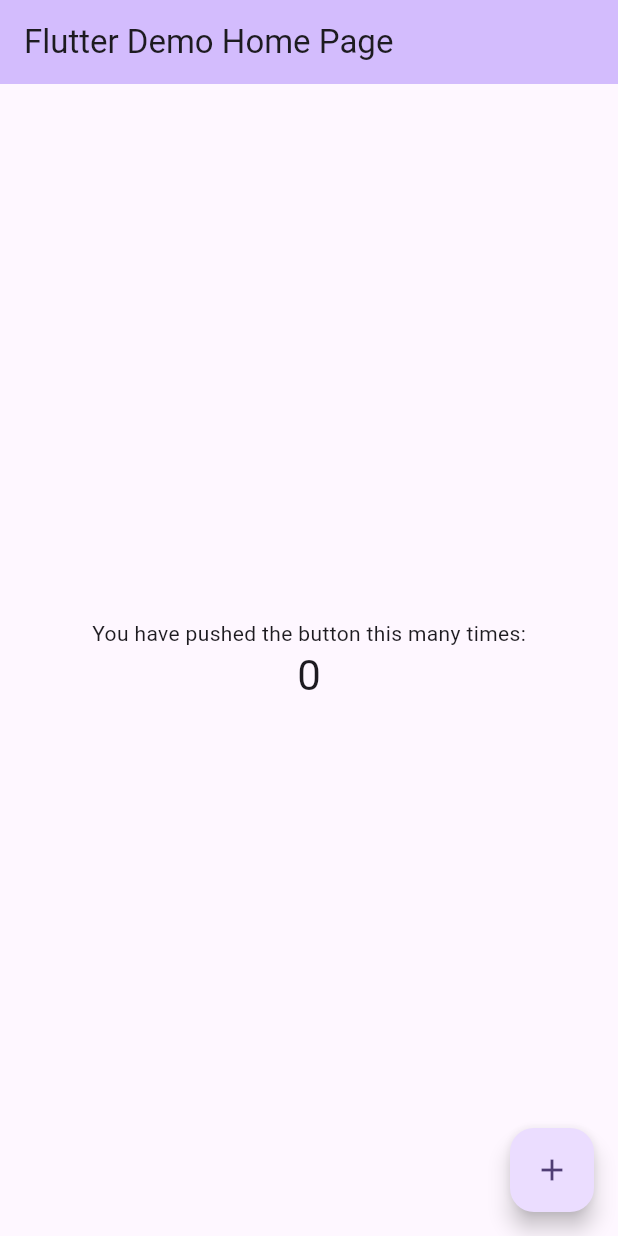
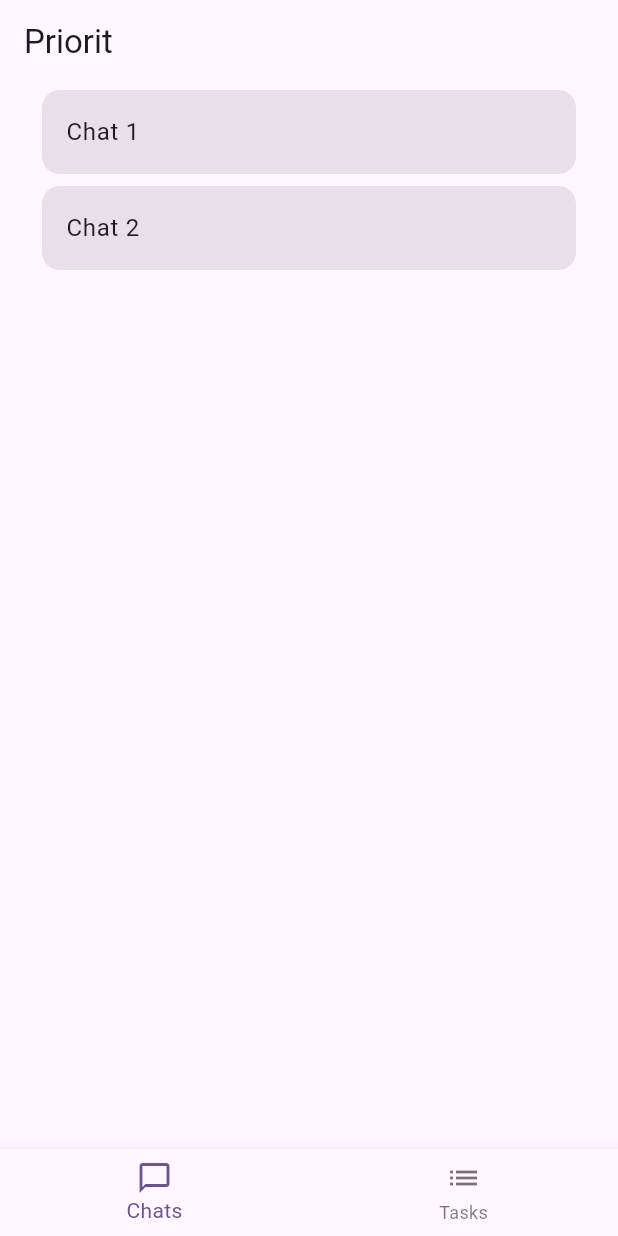
Before and after one commit to MontyCoder0701/priorit, a Flutter app: the screen it shows after launch, on a phone screen of 412 x 824 dp. Run offline on Flutter 3.47's test engine with Material 3 defaults, Android fonts, the phone set to English and light mode, and no system bars.

Commit message:
feat: 초기 화면 추가

```diff
--- /dev/null
+++ b/lib/chat.screen.dart
@@ -0,0 +1,35 @@
+import 'package:flutter/material.dart';
+
+class ChatScreen extends StatefulWidget {
+  const ChatScreen({super.key});
+
+  @override
+  State<ChatScreen> createState() => _ChatScreenState();
+}
+
+class _ChatScreenState extends State<ChatScreen> {
+  @override
+  Widget build(BuildContext context) {
+    return const Scaffold(
+      body: SingleChildScrollView(
+        child: Padding(
+          padding: EdgeInsets.symmetric(horizontal: 24.0),
+          child: Column(
+            children: [
+              Card.filled(
+                child: ListTile(
+                  title: Text('Chat 1'),
+                ),
+              ),
+              Card.filled(
+                child: ListTile(
+                  title: Text('Chat 2'),
+                ),
+              ),
+            ],
+          ),
+        ),
+      ),
+    );
+  }
+}
--- a/lib/main.dart
+++ b/lib/main.dart
@@ -1,4 +1,7 @@
 import 'package:flutter/material.dart';
+
+import 'chat.screen.dart';
+import 'task.screen.dart';
 
 void main() {
   runApp(const MyApp());
@@ -7,119 +10,56 @@ void main() {
 class MyApp extends StatelessWidget {
   const MyApp({super.key});
 
-  // This widget is the root of your application.
   @override
   Widget build(BuildContext context) {
     return MaterialApp(
       title: 'Flutter Demo',
       theme: ThemeData(
-        // This is the theme of your application.
-        //
-        // TRY THIS: Try running your application with "flutter run". You'll see
-        // the application has a purple toolbar. Then, without quitting the app,
-        // try changing the seedColor in the colorScheme below to Colors.green
-        // and then invoke "hot reload" (save your changes or press the "hot
-        // reload" button in a Flutter-supported IDE, or press "r" if you used
-        // the command line to start the app).
-        //
-        // Notice that the counter didn't reset back to zero; the application
-        // state is not lost during the reload. To reset the state, use hot
-        // restart instead.
-        //
-        // This works for code too, not just values: Most code changes can be
-        // tested with just a hot reload.
         colorScheme: ColorScheme.fromSeed(seedColor: Colors.deepPurple),
         useMaterial3: true,
       ),
-      home: const MyHomePage(title: 'Flutter Demo Home Page'),
+      home: const MyHomePage(),
     );
   }
 }
 
 class MyHomePage extends StatefulWidget {
-  const MyHomePage({super.key, required this.title});
-
-  // This widget is the home page of your application. It is stateful, meaning
-  // that it has a State object (defined below) that contains fields that affect
-  // how it looks.
-
-  // This class is the configuration for the state. It holds the values (in this
-  // case the title) provided by the parent (in this case the App widget) and
-  // used by the build method of the State. Fields in a Widget subclass are
-  // always marked "final".
-
-  final String title;
+  const MyHomePage({super.key});
 
   @override
   State<MyHomePage> createState() => _MyHomePageState();
 }
 
 class _MyHomePageState extends State<MyHomePage> {
-  int _counter = 0;
-
-  void _incrementCounter() {
-    setState(() {
-      // This call to setState tells the Flutter framework that something has
-      // changed in this State, which causes it to rerun the build method below
-      // so that the display can reflect the updated values. If we changed
-      // _counter without calling setState(), then the build method would not be
-      // called again, and so nothing would appear to happen.
-      _counter++;
-    });
-  }
+  int _selectedIndex = 0;
+  final List<Widget> _mainScreens = [
+    const ChatScreen(),
+    const TaskScreen(),
+  ];
 
   @override
   Widget build(BuildContext context) {
-    // This method is rerun every time setState is called, for instance as done
-    // by the _incrementCounter method above.
-    //
-    // The Flutter framework has been optimized to make rerunning build methods
-    // fast, so that you can just rebuild anything that needs updating rather
-    // than having to individually change instances of widgets.
     return Scaffold(
       appBar: AppBar(
-        // TRY THIS: Try changing the color here to a specific color (to
-        // Colors.amber, perhaps?) and trigger a hot reload to see the AppBar
-        // change color while the other colors stay the same.
-        backgroundColor: Theme.of(context).colorScheme.inversePrimary,
-        // Here we take the value from the MyHomePage object that was created by
-        // the App.build method, and use it to set our appbar title.
-        title: Text(widget.title),
+        title: const Text('Priorit'),
       ),
-      body: Center(
-        // Center is a layout widget. It takes a single child and positions it
-        // in the middle of the parent.
-        child: Column(
-          // Column is also a layout widget. It takes a list of children and
-          // arranges them vertically. By default, it sizes itself to fit its
-          // children horizontally, and tries to be as tall as its parent.
-          //
-          // Column has various properties to control how it sizes itself and
-          // how it positions its children. Here we use mainAxisAlignment to
-          // center the children vertically; the main axis here is the vertical
-          // axis because Columns are vertical (the cross axis would be
-          // horizontal).
-          //
-          // TRY THIS: Invoke "debug painting" (choose the "Toggle Debug Paint"
-          // action in the IDE, or press "p" in the console), to see the
-          // wireframe for each widget.
-          mainAxisAlignment: MainAxisAlignment.center,
-          children: <Widget>[
-            const Text(
-              'You have pushed the button this many times:',
-            ),
-            Text(
-              '$_counter',
-              style: Theme.of(context).textTheme.headlineMedium,
-            ),
-          ],
-        ),
+      body: _mainScreens[_selectedIndex],
+      bottomNavigationBar: BottomNavigationBar(
+        currentIndex: _selectedIndex,
+        items: const [
+          BottomNavigationBarItem(
+            icon: Icon(Icons.chat_bubble_outline),
+            label: 'Chats',
+          ),
+          BottomNavigationBarItem(
+            icon: Icon(Icons.list),
+            label: 'Tasks',
+          ),
+        ],
+        onTap: (index) => setState(() {
+          _selectedIndex = index;
+        }),
       ),
-      floatingActionButton: FloatingActionButton(
-        onPressed: _incrementCounter,
-        tooltip: 'Increment',
-        child: const Icon(Icons.add),
-      ), // This trailing comma makes auto-formatting nicer for build methods.
     );
   }
 }
--- /dev/null
+++ b/lib/task.screen.dart
@@ -0,0 +1,15 @@
+import 'package:flutter/material.dart';
+
+class TaskScreen extends StatefulWidget {
+  const TaskScreen({super.key});
+
+  @override
+  State<TaskScreen> createState() => _TaskScreenState();
+}
+
+class _TaskScreenState extends State<TaskScreen> {
+  @override
+  Widget build(BuildContext context) {
+    return Scaffold();
+  }
+}
```
